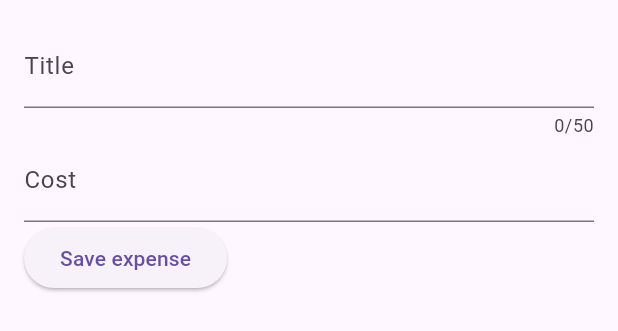
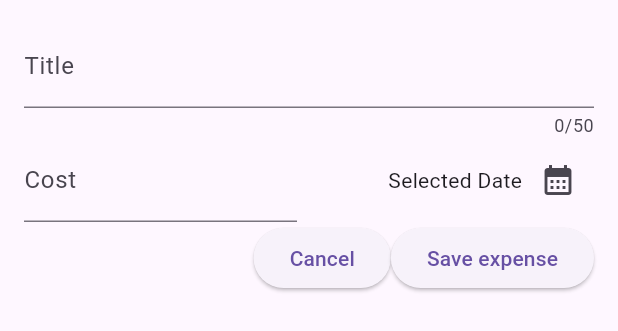
Before and after one commit to Jasonl145/expense_tracker, a Flutter app: the NewExpense widget shown alone on an empty page, opened directly, on a phone screen of 412 x 824 dp. Shown: the top 331 px of the screen. Run offline on Flutter 3.47's test engine with Material 3 defaults, Android fonts, the phone set to English and light mode, and no system bars.

Commit message:
Added base date selector in modal

```diff
--- a/lib/new_expense.dart
+++ b/lib/new_expense.dart
@@ -33,7 +33,10 @@ class _NewExpenseState extends State<NewExpense> {
             keyboardType: TextInputType.name,
             decoration: InputDecoration(label: Text("Title")),
           ),
-          TextField(
+          Row(
+            children: [
+              Expanded(
+                child: TextField(
                   controller: _costController,
                   keyboardType: TextInputType.number,
                   inputFormatters: [],
@@ -42,8 +45,29 @@ class _NewExpenseState extends State<NewExpense> {
                     label: Text("Cost"),
                   ),
                 ),
+              ),
+              const SizedBox(width: 16),
+              Expanded(
+                child: Row(
+                  mainAxisAlignment: MainAxisAlignment.end,
+                  crossAxisAlignment: CrossAxisAlignment.center,
+                  children: [
+                    Text("Selected Date"),
+                    IconButton(
+                      onPressed: (){},
+                      icon: const Icon(Icons.calendar_month),
+                    ),
+                  ]
+                ),
+              ),
+            ],
+          ),
           Row(
             children: [
+              Spacer(),
+              ElevatedButton(onPressed: (){
+                Navigator.pop(context);
+              }, child: Text("Cancel")),
               ElevatedButton(onPressed: () {
                 print(_titleController.text);
                 print(_costController.text);
```
Lines whose indentation alone changed are shown as unchanged.
